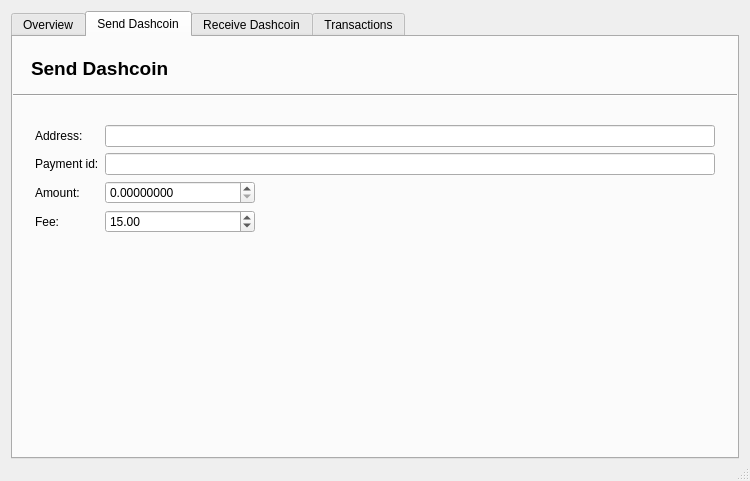
Above: dashcoinwallet.ui from pwstegman/DashcoinWalletGUI before the change. Below: the same form after it.
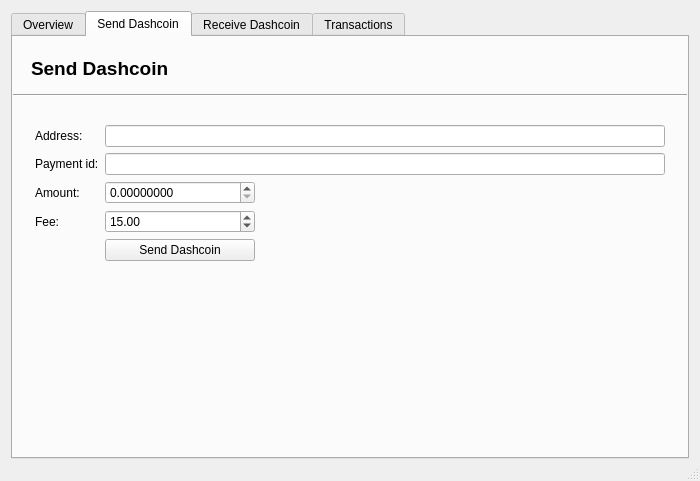
That is the form after the change. The open tabs and pages were chosen to show the change.

Commit message: Fixed wallet connect bug

```diff
--- a/dashcoinwallet.ui
+++ b/dashcoinwallet.ui
@@ -6,7 +6,7 @@
    <rect>
     <x>0</x>
     <y>0</y>
-    <width>750</width>
+    <width>700</width>
     <height>481</height>
    </rect>
   </property>
@@ -16,6 +16,12 @@
     <height>400</height>
    </size>
   </property>
+  <property name="maximumSize">
+   <size>
+    <width>700</width>
+    <height>16777215</height>
+   </size>
+  </property>
   <property name="windowTitle">
    <string>DashcoinWallet</string>
   </property>
@@ -401,6 +407,19 @@
                    </property>
                   </widget>
                  </item>
+                 <item row="4" column="1">
+                  <widget class="QPushButton" name="send_btn">
+                   <property name="maximumSize">
+                    <size>
+                     <width>150</width>
+                     <height>16777215</height>
+                    </size>
+                   </property>
+                   <property name="text">
+                    <string>Send Dashcoin</string>
+                   </property>
+                  </widget>
+                 </item>
                 </layout>
                </widget>
               </item>
```
Left out of the diff: 12 changed lines with no effect on the pictures. The commit also changes 2 other files.
